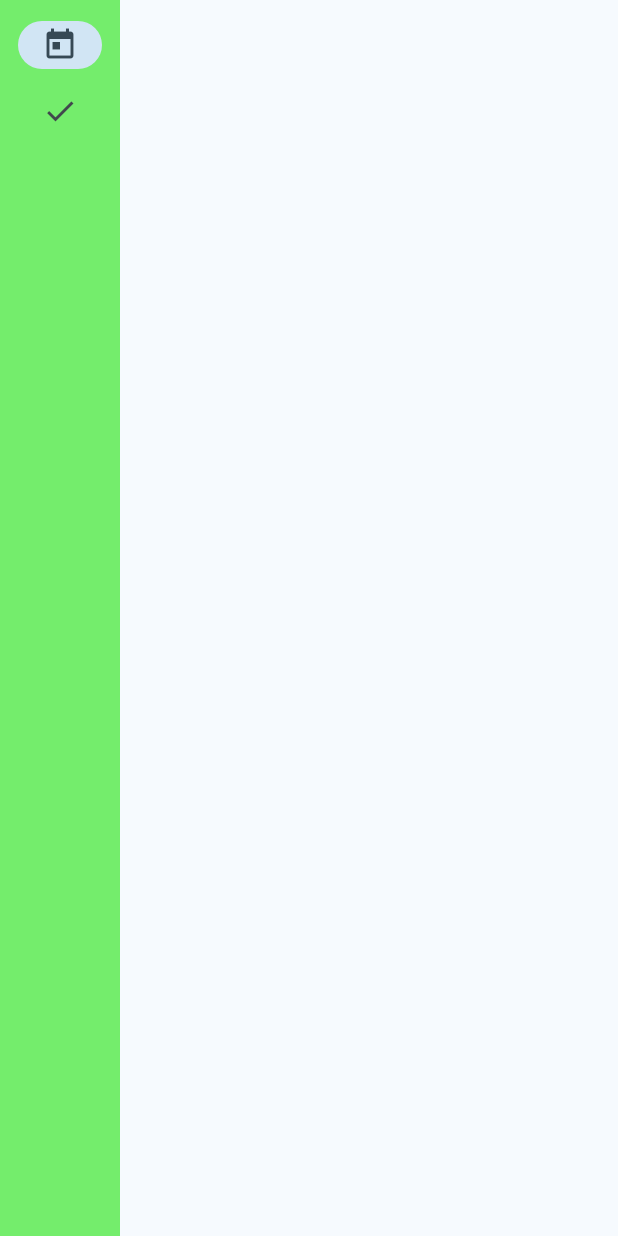
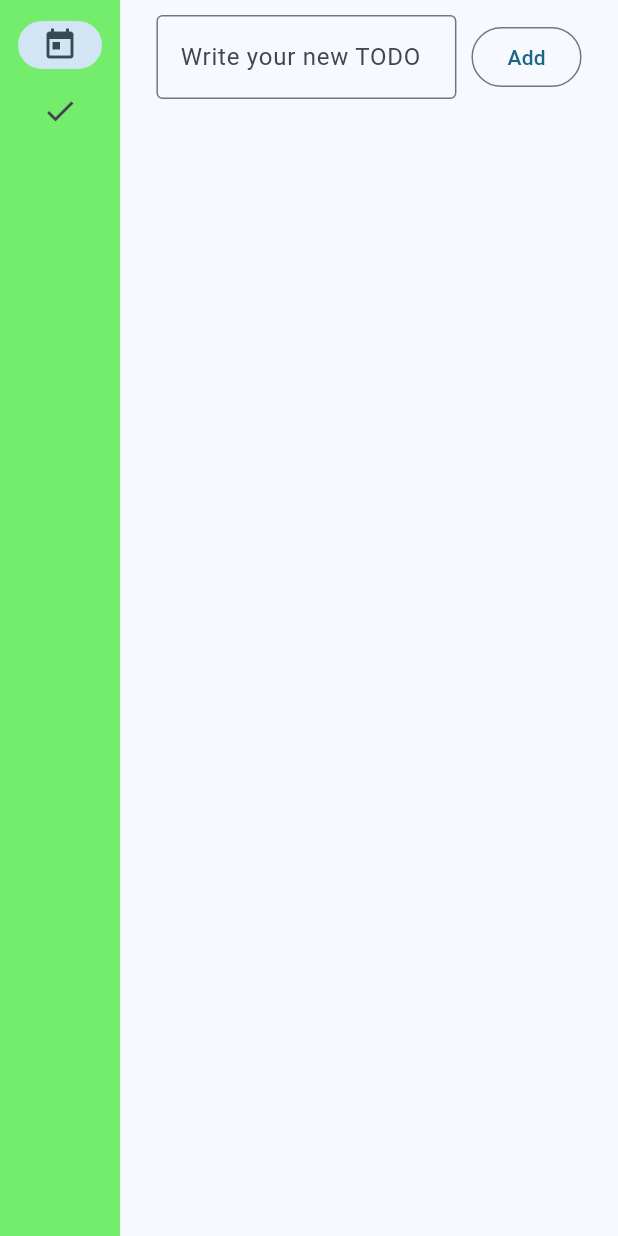
Before and after one commit to blackberry020/todo, a Flutter app: the screen it shows after launch, on a phone screen of 412 x 824 dp. Run offline on Flutter 3.47's test engine with Material 2 defaults, Android fonts, the phone set to English and light mode, and no system bars.

Commit message:
centered, added constraints for NavigationRail, added TextFormField for a new TODO and "Add" button (Outlined for now)

```diff
--- a/lib/main.dart
+++ b/lib/main.dart
@@ -33,15 +33,36 @@ class TodoPage extends StatelessWidget {
   @override
   Widget build(BuildContext context) {
 
+    void addNewTodo() {
+
+    }
+
     return Scaffold(
       body: Column(
         children: [
-          Row(
-            children: [
-              /*TextFormField(
-
-              )*/
-            ],
+          Padding(
+            padding: const EdgeInsets.all(10.0),
+            child: Row(
+              mainAxisAlignment: MainAxisAlignment.center,
+              children: [
+                SizedBox(
+                  width: 200,
+                  child: TextFormField(
+                    decoration: InputDecoration(
+                                  border: OutlineInputBorder(),
+                                  hintText: 'Write your new TODO',
+                                ),
+                  ),
+                ),
+                const SizedBox(
+                  width: 10,
+                ),
+                OutlinedButton(
+                  onPressed: addNewTodo,
+                  child: Text('Add'),
+                )
+              ],
+            ),
           )
         ]
       ),
@@ -78,7 +99,7 @@ class _MyHomePageState extends State<MyHomePage> {
             children: [
               SafeArea(
                 child: NavigationRail(
-                  //extended: constraints.maxWidth >= 500,
+                  extended: constraints.maxWidth >= 500,
                   destinations: const [
                     NavigationRailDestination(
                       icon: Icon(Icons.today),
```
